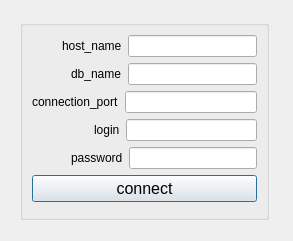
The window that connections.ui (achkas/Qt_task3) describes before a commit, drawn with Qt 5.
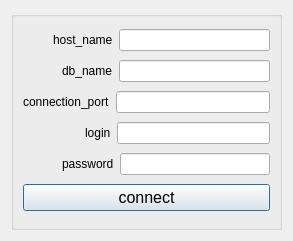
The same window after the commit.

Commit message: исправление 1

The edit to the form file:
```diff
--- a/connections.ui
+++ b/connections.ui
@@ -13,15 +13,9 @@
   <property name="windowTitle">
    <string>connections to database</string>
   </property>
+  <layout class="QHBoxLayout" name="horizontalLayout_4">
+   <item>
   <widget class="QGroupBox" name="groupBox">
-   <property name="geometry">
-    <rect>
-     <x>20</x>
-     <y>20</y>
-     <width>249</width>
-     <height>200</height>
-    </rect>
-   </property>
    <property name="title">
     <string/>
    </property>
@@ -125,6 +119,8 @@
     </item>
    </layout>
   </widget>
+   </item>
+  </layout>
  </widget>
  <resources/>
  <connections/>
```
Lines whose indentation alone changed are shown as unchanged. The commit also changes 1 other file.
